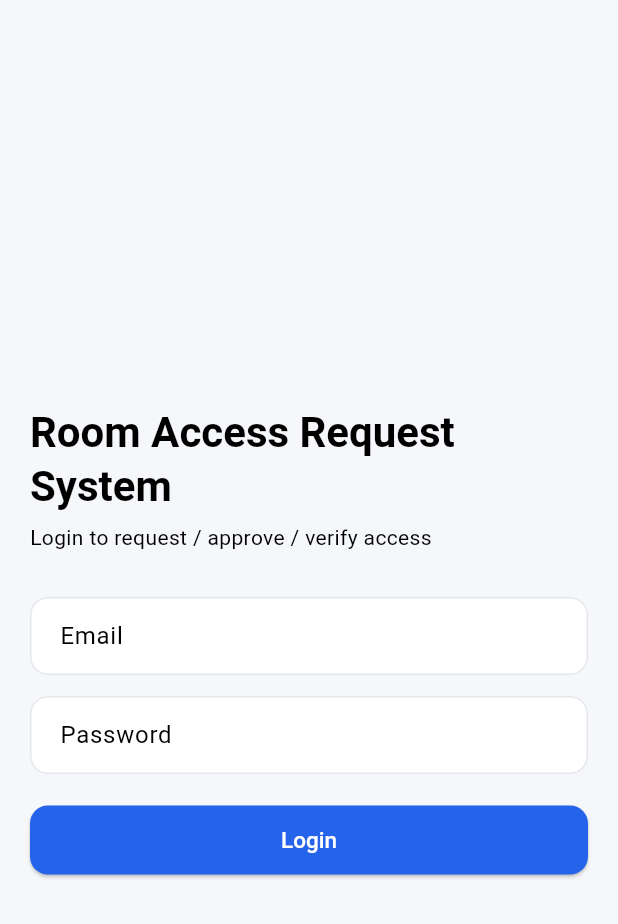
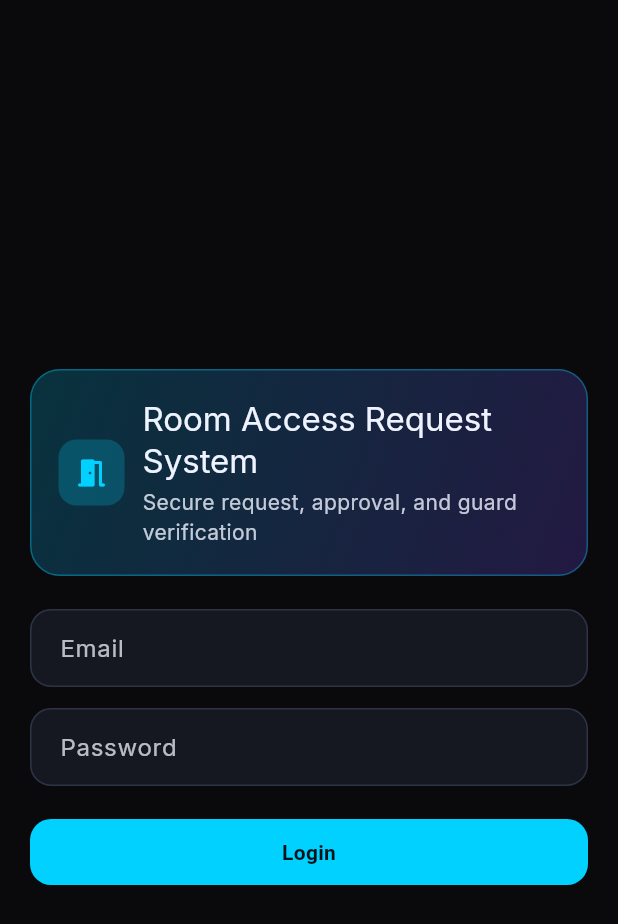
Before and after one commit to krishna-gera/room-access-request-system, a Flutter app: the screen it shows after launch, on a phone screen of 412 x 824 dp. Shown: the top 924 px of the screen. Run offline on Flutter 3.47's test engine with Material 3 defaults, Android fonts, the phone set to English and light mode, and no system bars; our stand-ins replace flutter_dotenv, google_fonts, qr_flutter, supabase_flutter; missing offline and left inert: mobile_scanner; accounts and stored records are empty.

Commit message:
Refresh UI with dark MKBHD-inspired styling

```diff
--- a/lib/auth/login_page.dart
+++ b/lib/auth/login_page.dart
@@ -2,6 +2,7 @@ import 'package:flutter/material.dart';
 import '../services/supabase_service.dart';
 import '../student/student_home.dart';
 import '../admin/admin_home.dart';
+import '../guard/guard_home.dart';
 import '../tech_admin/tech_admin_home.dart';
 
 class LoginPage extends StatefulWidget {
@@ -58,6 +59,8 @@ class _LoginPageState extends State<LoginPage> {
 
   @override
   Widget build(BuildContext context) {
+    final cs = Theme.of(context).colorScheme;
+
     return Scaffold(
       body: SafeArea(
         child: Center(
@@ -68,13 +71,53 @@ class _LoginPageState extends State<LoginPage> {
               child: Column(
                 crossAxisAlignment: CrossAxisAlignment.stretch,
                 children: [
-                  const SizedBox(height: 30),
-                  Text("Room Access Request System",
-                      style: Theme.of(context).textTheme.headlineMedium),
-                  const SizedBox(height: 6),
-                  Text("Login to request / approve / verify access",
-                      style: Theme.of(context).textTheme.bodyMedium),
-                  const SizedBox(height: 30),
+                  const SizedBox(height: 14),
+                  Container(
+                    padding: const EdgeInsets.all(18),
+                    decoration: BoxDecoration(
+                      borderRadius: BorderRadius.circular(20),
+                      gradient: LinearGradient(
+                        colors: [
+                          cs.primary.withOpacity(0.20),
+                          cs.secondary.withOpacity(0.22),
+                        ],
+                        begin: Alignment.topLeft,
+                        end: Alignment.bottomRight,
+                      ),
+                      border: Border.all(color: cs.primary.withOpacity(0.35)),
+                    ),
+                    child: Row(
+                      children: [
+                        Container(
+                          height: 44,
+                          width: 44,
+                          decoration: BoxDecoration(
+                            color: cs.primary.withOpacity(0.22),
+                            borderRadius: BorderRadius.circular(12),
+                          ),
+                          child: Icon(Icons.meeting_room_rounded, color: cs.primary),
+                        ),
+                        const SizedBox(width: 12),
+                        Expanded(
+                          child: Column(
+                            crossAxisAlignment: CrossAxisAlignment.start,
+                            children: [
+                              Text(
+                                "Room Access Request System",
+                                style: Theme.of(context).textTheme.titleLarge,
+                              ),
+                              const SizedBox(height: 4),
+                              Text(
+                                "Secure request, approval, and guard verification",
+                                style: Theme.of(context).textTheme.bodyMedium,
+                              ),
+                            ],
+                          ),
+                        ),
+                      ],
+                    ),
+                  ),
+                  const SizedBox(height: 22),
 
                   TextField(controller: email, decoration: const InputDecoration(labelText: "Email")),
                   const SizedBox(height: 14),
--- a/lib/theme.dart
+++ b/lib/theme.dart
@@ -3,130 +3,99 @@ import 'package:google_fonts/google_fonts.dart';
 
 class AppTheme {
   static ThemeData light() {
-    const primaryColor = Color(0xFF0F172A); // Strong dark slate
-    const accentColor = Color(0xFF2563EB);  // Subtle blue accent
-    const backgroundColor = Color(0xFFF5F7FA); // Soft clean background
-    const surfaceColor = Colors.white;
-    const borderColor = Color(0xFFE5E7EB);
+    const background = Color(0xFF0A0A0D);
+    const surface = Color(0xFF151821);
+    const surfaceAlt = Color(0xFF1D2330);
+    const primary = Color(0xFF00D1FF);
+    const secondary = Color(0xFF7C4DFF);
+    const outline = Color(0xFF2C3445);
+
+    final scheme = const ColorScheme(
+      brightness: Brightness.dark,
+      primary: primary,
+      onPrimary: Color(0xFF00131A),
+      secondary: secondary,
+      onSecondary: Colors.white,
+      error: Color(0xFFFF5E73),
+      onError: Color(0xFF2A0008),
+      surface: surface,
+      onSurface: Color(0xFFEFF3FF),
+    );
 
     final base = ThemeData(
       useMaterial3: true,
-      colorScheme: const ColorScheme(
-        brightness: Brightness.light,
-        primary: primaryColor,
-        onPrimary: Colors.white,
-        secondary: accentColor,
-        onSecondary: Colors.white,
-        error: Color(0xFFDC2626),
-        onError: Colors.white,
-        surface: surfaceColor,
-        onSurface: Colors.black,
-      ),
+      brightness: Brightness.dark,
+      colorScheme: scheme,
+      scaffoldBackgroundColor: background,
     );
 
     final textTheme = GoogleFonts.interTextTheme(base.textTheme).apply(
-      bodyColor: Colors.black,
-      displayColor: Colors.black,
+      bodyColor: scheme.onSurface,
+      displayColor: scheme.onSurface,
     );
 
     return base.copyWith(
       textTheme: textTheme.copyWith(
-        headlineLarge:
-            const TextStyle(fontWeight: FontWeight.w600, color: Colors.black),
-        headlineMedium:
-            const TextStyle(fontWeight: FontWeight.w600, color: Colors.black),
-        headlineSmall:
-            const TextStyle(fontWeight: FontWeight.w600, color: Colors.black),
-        titleLarge:
-            const TextStyle(fontWeight: FontWeight.w600, color: Colors.black),
-        titleMedium:
-            const TextStyle(fontWeight: FontWeight.w500, color: Colors.black),
-        bodyLarge:
-            const TextStyle(fontWeight: FontWeight.w400, color: Colors.black),
-        bodyMedium:
-            const TextStyle(fontWeight: FontWeight.w400, color: Colors.black),
-      ),
-
-      scaffoldBackgroundColor: backgroundColor,
-
-      appBarTheme: const AppBarTheme(
-        centerTitle: true,
-        backgroundColor: backgroundColor,
-        foregroundColor: Colors.black,
-        elevation: 0,
-        titleTextStyle: TextStyle(
-          color: Colors.black,
+        headlineSmall: textTheme.headlineSmall?.copyWith(
+          fontWeight: FontWeight.w700,
+          letterSpacing: -0.2,
+        ),
+        titleMedium: textTheme.titleMedium?.copyWith(
           fontWeight: FontWeight.w600,
-          fontSize: 18,
+        ),
+        bodyMedium: textTheme.bodyMedium?.copyWith(
+          color: scheme.onSurface.withOpacity(0.8),
         ),
       ),
-
+      appBarTheme: AppBarTheme(
+        centerTitle: true,
+        backgroundColor: background,
+        foregroundColor: scheme.onSurface,
+        elevation: 0,
+        scrolledUnderElevation: 0,
+      ),
       elevatedButtonTheme: ElevatedButtonThemeData(
         style: ElevatedButton.styleFrom(
-          backgroundColor: accentColor,
-          foregroundColor: Colors.white,
-          padding: const EdgeInsets.symmetric(vertical: 14),
+          backgroundColor: primary,
+          foregroundColor: scheme.onPrimary,
+          elevation: 0,
+          padding: const EdgeInsets.symmetric(vertical: 14, horizontal: 18),
           shape: RoundedRectangleBorder(
-            borderRadius: BorderRadius.circular(12),
+            borderRadius: BorderRadius.circular(14),
           ),
           textStyle: const TextStyle(
-            fontWeight: FontWeight.w500,
-            fontSize: 15,
+            fontWeight: FontWeight.w700,
+            letterSpacing: 0.2,
           ),
         ),
       ),
-
-      outlinedButtonTheme: OutlinedButtonThemeData(
-        style: OutlinedButton.styleFrom(
-          foregroundColor: Colors.black,
-          side: const BorderSide(color: borderColor),
-          shape: RoundedRectangleBorder(
-            borderRadius: BorderRadius.circular(12),
-          ),
+      inputDecorationTheme: InputDecorationTheme(
+        filled: true,
+        fillColor: surface,
+        contentPadding: const EdgeInsets.symmetric(horizontal: 16, vertical: 14),
+        border: OutlineInputBorder(
+          borderRadius: BorderRadius.circular(14),
+          borderSide: const BorderSide(color: outline),
+        ),
+        enabledBorder: OutlineInputBorder(
+          borderRadius: BorderRadius.circular(14),
+          borderSide: const BorderSide(color: outline),
+        ),
+        focusedBorder: OutlineInputBorder(
+          borderRadius: BorderRadius.circular(14),
+          borderSide: const BorderSide(color: primary, width: 1.5),
+        ),
+        labelStyle: TextStyle(color: scheme.onSurface.withOpacity(0.75)),
+      ),
+      cardTheme: CardThemeData(
+        color: surfaceAlt,
+        elevation: 0,
+        shape: RoundedRectangleBorder(
+          borderRadius: BorderRadius.circular(18),
+          side: const BorderSide(color: outline),
         ),
       ),
-
-      inputDecorationTheme: InputDecorationTheme(
-        filled: true,
-        fillColor: surfaceColor,
-        contentPadding:
-            const EdgeInsets.symmetric(horizontal: 16, vertical: 14),
-        border: OutlineInputBorder(
-          borderRadius: BorderRadius.circular(12),
-          borderSide: const BorderSide(color: borderColor),
-        ),
-        enabledBorder: OutlineInputBorder(
-          borderRadius: BorderRadius.circular(12),
-          borderSide: const BorderSide(color: borderColor),
-        ),
-        focusedBorder: OutlineInputBorder(
-          borderRadius: BorderRadius.circular(12),
-          borderSide: const BorderSide(color: accentColor, width: 1.5),
-        ),
-        labelStyle: const TextStyle(color: Colors.black),
-        hintStyle: const TextStyle(color: Colors.black54),
-      ),
-
-      cardTheme: CardThemeData(
-        color: surfaceColor,
-        elevation: 0,
-        margin: const EdgeInsets.symmetric(vertical: 6),
-        shape: RoundedRectangleBorder(
-          borderRadius: BorderRadius.circular(14),
-          side: const BorderSide(color: borderColor),
-        ),
-      ),
-
-      chipTheme: ChipThemeData(
-        backgroundColor: surfaceColor,
-        selectedColor: accentColor.withOpacity(0.1),
-        labelStyle: const TextStyle(color: Colors.black),
-        shape: RoundedRectangleBorder(
-          borderRadius: BorderRadius.circular(10),
-          side: const BorderSide(color: borderColor),
-        ),
-      ),
-      dividerColor: borderColor,
+      dividerColor: outline,
     );
   }
 }
```
